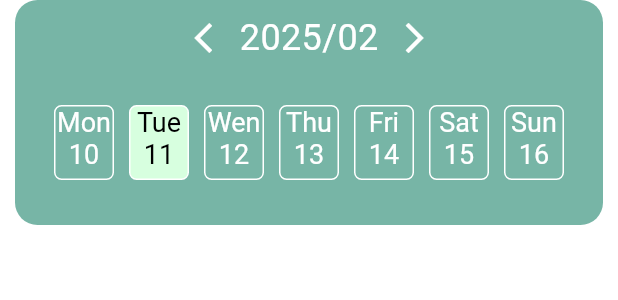
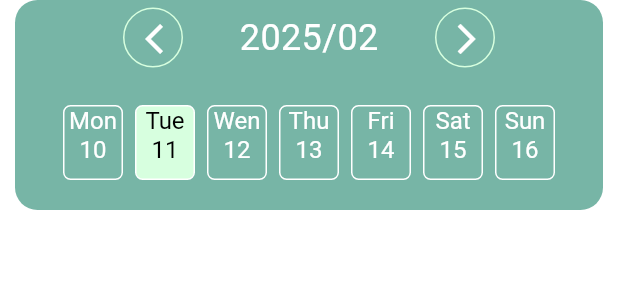
Before and after one commit to mahmoudFawzee/ai_assistant_app, a Flutter app: the CustomCalender widget shown alone on an empty page, opened directly, on a phone screen of 412 x 824 dp. Shown: the top 300 px of the screen. Run offline on Flutter 3.47's test engine with Material 3 defaults, Android fonts, the phone set to English and light mode, and no system bars; our stand-ins replace equatable, flutter_bloc, geolocator, go_router, shared_preferences, sqflite; accounts and stored records are empty; generated files the repository leaves out were written again.

Commit message:
work on tasks filtering and calender animation

```diff
--- a/lib/data/models/tasks/week.dart
+++ b/lib/data/models/tasks/week.dart
@@ -7,6 +7,7 @@ final class Week {
     required this.month,
     required this.days,
   });
+  bool monthMatch(int month) => month == this.month;
   @override
   String toString() {
     return ' month : $month , year : $year , days : $days , nDays : ${days.length}';
--- a/lib/logic/tasks/category_cubit/category_cubit.dart
+++ b/lib/logic/tasks/category_cubit/category_cubit.dart
@@ -13,6 +13,11 @@ class CategoryCubit extends Cubit<CategoryState> {
     emit(GotAllCategoriesState(categories));
   }
 
+  void getSpecificDayCategoriesList(DateTime date) async {
+    final categories = await _categoryService.getCategoriesList(date);
+    emit(GotAllCategoriesState(categories));
+  }
+
   void getCategoriesNamesAndColors() async {
     final categoriesProps = _categoryService.getCategoriesSpec();
     emit(GotCategoriesPropsState(categoriesProps));
--- a/lib/logic/tasks/tasks_bloc/tasks_event.dart
+++ b/lib/logic/tasks/tasks_bloc/tasks_event.dart
@@ -39,10 +39,11 @@ final class GetSpecificDayTasksEvent extends TasksEvent {
 
 final class GetCategoryTasksEvent extends TasksEvent {
   final CategoryEnum category;
-  const GetCategoryTasksEvent(this.category);
+  final DateTime date;
+  const GetCategoryTasksEvent(this.category, this.date);
 
   @override
-  List<Object> get props => [category];
+  List<Object> get props => [category, date];
 }
 
 final class AddTaskEvent extends TasksEvent {
--- a/lib/view/routes/router.dart
+++ b/lib/view/routes/router.dart
@@ -43,14 +43,14 @@ final router = GoRouter(
       },
     ),
     GoRoute(
-      path: '${NewTaskScreen.pageRoute}:/task:/date',
+      path: '${NewTaskScreen.pageRoute}/:task/:date',
       builder: (context, state) {
         final taskParams = state.pathParameters['task'];
         final dateParams = state.pathParameters['date'];
 
-        final task = taskParams == null
+        final task = taskParams == 'null'
             ? null
-            : Task.oneTaskFromJson(json.decode(taskParams));
+            : Task.oneTaskFromJson(json.decode(taskParams!));
         final DateTime? date = dateParams == null
             ? null
             : DateTimeFormatter.dateFromString(dateParams);
--- a/lib/view/screens/home/todo_page.dart
+++ b/lib/view/screens/home/todo_page.dart
@@ -82,6 +82,7 @@ class ToDoScreen extends StatelessWidget {
                             context.read<TasksBloc>().add(
                                   GetCategoryTasksEvent(
                                     category.categoryProps.category,
+                                    _date??DateTime.now(),
                                   ),
                                 );
                           },
--- a/lib/view/widgets/custom_calender.dart
+++ b/lib/view/widgets/custom_calender.dart
@@ -4,18 +4,75 @@ import 'package:ai_assistant_app/view/widgets/custom_day.dart';
 import 'package:flutter/material.dart';
 import 'package:flutter_bloc/flutter_bloc.dart';
 
-class CustomCalender extends StatelessWidget {
+class CustomCalender extends StatefulWidget {
   const CustomCalender({super.key});
-  static DateTime? selectedDate;
+
+  @override
+  State<CustomCalender> createState() => _CustomCalenderState();
+}
+
+class _CustomCalenderState extends State<CustomCalender>
+    with TickerProviderStateMixin {
+  bool goForward = true;
+  late AnimationController _forwardController;
+
+  late Animation<Offset> _forwardAnimation;
+
+  late AnimationController _backwardController;
+
+  late Animation<Offset> _backwardAnimation;
+
+  @override
+  void initState() {
+    super.initState();
+
+    // Initialize the animation controller
+    _forwardController = AnimationController(
+      vsync: this,
+      duration: const Duration(seconds: 1),
+    );
+    _backwardController = AnimationController(
+      vsync: this,
+      duration: const Duration(seconds: 1),
+    );
+
+    // Define the forward animation
+    _forwardAnimation = Tween<Offset>(
+      begin: const Offset(1.0, 0.0), // Start from the right edge
+      end: const Offset(0.0, 0.0), // Move to the center
+    ).animate(CurvedAnimation(
+      parent: _forwardController,
+      curve: Curves.easeInOut,
+    ));
+    // Define the forward animation
+    _backwardAnimation = Tween<Offset>(
+      begin: const Offset(-1.0, 0.0), // Start from the left edge
+      end: const Offset(0.0, 0.0), // Move to the center
+    ).animate(CurvedAnimation(
+      parent: _backwardController,
+      curve: Curves.easeInOut,
+    ));
+
+    // Start the animation
+    _forwardController.forward();
+  }
+
+  @override
+  void dispose() {
+    _forwardController.dispose();
+    _backwardController.dispose();
+    super.dispose();
+  }
+
   @override
   Widget build(BuildContext context) {
     return SizedBox(
-      height: 150,
+      height: 140,
       child: BlocBuilder<CalenderCubit, CalenderState>(
         builder: (context, state) {
           if (state is GotWeekState) {
+            final week = state.week;
 
-            final week = state.week;
             return Container(
               margin: const EdgeInsets.symmetric(horizontal: 10),
               width: double.infinity,
@@ -30,42 +87,69 @@ class CustomCalender extends StatelessWidget {
                   GestureDetector(
                     onHorizontalDragEnd: (details) {
                       if (details.primaryVelocity! < 0) {
+                        goForward = true;
+                        _forwardController.reset();
+                        _forwardController.forward();
                         context.read<CalenderCubit>().nextMonth();
+
                         return;
                       }
+                      goForward = false;
+                      _backwardController.reset();
+                      _backwardController.forward();
                       context.read<CalenderCubit>().preMonth();
                     },
                     child: SizedBox(
                       height: 50,
                       width: double.infinity,
-                      child: Row(
-                        mainAxisAlignment: MainAxisAlignment.center,
+                      child: Stack(
                         children: [
-                          IconButton(
-                            onPressed: () {
-                              context.read<CalenderCubit>().preMonth();
-                            },
-                            icon: const Icon(
-                              Icons.arrow_back_ios_outlined,
-                              size: 24,
-                              color: ColorsManger.white,
-                            ),
-                          ),
-                          Text(
+                          Align(
+                            alignment: Alignment.center,
+                            child: SlideTransition(
+                              position: goForward
+                                  ? _forwardAnimation
+                                  : _backwardAnimation,
+                              child: Text(
                                 '${week.year}/${(week.month).toString().padLeft(2, '0')}',
                                 style: const TextStyle(
                                   color: ColorsManger.white,
                                   fontSize: 24,
                                 ),
                               ),
-                          IconButton(
+                            ),
+                          ),
+                          Align(
+                            alignment: Alignment.center,
+                            child: Row(
+                              mainAxisAlignment: MainAxisAlignment.spaceAround,
+                              children: [
+                                MonthArrow(
+                                    icon: Icons.arrow_back_ios_outlined,
+                                    alignIconToStart: false,
                                     onPressed: () {
+                                      goForward = false;
+                                      _backwardController.reset();
+                                      _backwardController.forward();
+                                      context.read<CalenderCubit>().preMonth();
+                                    }),
+                                const Expanded(
+                                  flex: 3,
+                                  child: SizedBox(
+                                    width: 50,
+                                  ),
+                                ),
+                                MonthArrow(
+                                  alignIconToStart: true,
+                                  icon: Icons.arrow_forward_ios_outlined,
+                                  onPressed: () {
+                                    goForward = true;
+                                    _forwardController.reset();
+                                    _forwardController.forward();
                                     context.read<CalenderCubit>().nextMonth();
                                   },
-                            icon: const Icon(
-                              Icons.arrow_forward_ios_outlined,
-                              size: 24,
-                              color: ColorsManger.white,
+                                ),
+                              ],
                             ),
                           ),
                         ],
@@ -75,22 +159,36 @@ class CustomCalender extends StatelessWidget {
                   const SizedBox(height: 20),
                   SizedBox(
                     height: 50,
+                    width: double.infinity,
                     child: GestureDetector(
                       onHorizontalDragEnd: (details) {
                         if (details.primaryVelocity! < 0) {
+                          goForward = true;
+                          _forwardController.reset();
+                          _forwardController.forward();
                           context.read<CalenderCubit>().nextWeek();
                           return;
                         }
+                        goForward = false;
+                        _backwardController.reset();
+                        _backwardController.forward();
                         context.read<CalenderCubit>().preWeek();
                       },
+                      child: SlideTransition(
+                        position:
+                            goForward ? _forwardAnimation : _backwardAnimation,
+                        child: Center(
                           child: ListView.builder(
                             itemCount: week.days.length,
                             shrinkWrap: true,
+                            physics: const NeverScrollableScrollPhysics(),
                             scrollDirection: Axis.horizontal,
                             itemBuilder: (context, index) {
                               final day = week.days[index];
                               return CustomDay(day: day);
                             },
+                          ),
+                        ),
                       ),
                     ),
                   ),
@@ -104,3 +202,54 @@ class CustomCalender extends StatelessWidget {
     );
   }
 }
+
+class MonthArrow extends StatelessWidget {
+  const MonthArrow({
+    super.key,
+    required this.icon,
+    required this.alignIconToStart,
+    required this.onPressed,
+  });
+  final IconData icon;
+  final bool alignIconToStart;
+  final Function()? onPressed;
+  @override
+  Widget build(BuildContext context) {
+    return Expanded(
+      flex: 2,
+      child: Material(
+        borderRadius: const BorderRadius.all(
+          Radius.circular(15),
+        ),
+        color: ColorsManger.myMessageColor,
+        child: Row(
+          mainAxisAlignment: alignIconToStart
+              ? MainAxisAlignment.start
+              : MainAxisAlignment.end,
+          children: [
+            Container(
+              width: 40,
+              height: 40,
+              alignment: Alignment.center,
+              decoration: BoxDecoration(
+                color: ColorsManger.myMessageColor,
+                border: Border.all(
+                  color: ColorsManger.aiMessageColor,
+                ),
+                shape: BoxShape.circle,
+              ),
+              child: IconButton(
+                onPressed: onPressed,
+                icon: Icon(
+                  icon,
+                  size: 24,
+                  color: ColorsManger.white,
+                ),
+              ),
+            ),
+          ],
+        ),
+      ),
+    );
+  }
+}
--- a/lib/view/widgets/custom_day.dart
+++ b/lib/view/widgets/custom_day.dart
@@ -1,4 +1,5 @@
 import 'package:ai_assistant_app/data/models/tasks/week.dart';
+import 'package:ai_assistant_app/logic/tasks/category_cubit/category_cubit.dart';
 import 'package:ai_assistant_app/logic/tasks/day_decorator_cubit/day_decorator_cubit.dart';
 import 'package:ai_assistant_app/logic/tasks/tasks_bloc/tasks_bloc.dart';
 import 'package:ai_assistant_app/view/theme/color_manger.dart';
@@ -26,9 +27,12 @@ class CustomDay extends StatelessWidget {
             context.read<TasksBloc>().add(
                   GetSpecificDayTasksEvent(day.date),
                 );
+            context
+                .read<CategoryCubit>()
+                .getSpecificDayCategoriesList(day.date);
           },
           child: Container(
-            margin: const EdgeInsets.symmetric(horizontal: 5),
+            margin: const EdgeInsets.symmetric(horizontal: 4),
             width: 40,
             decoration: BoxDecoration(
                 color: selected
@@ -44,7 +48,7 @@ class CustomDay extends StatelessWidget {
               text: TextSpan(
                 style: TextStyle(
                   color: selected ? ColorsManger.black : ColorsManger.white,
-                  fontSize: 18,
+                  fontSize: 16,
                 ),
                 children: [
                   TextSpan(text: '${day.getStringDay()}\n'),
```
Also changed, not shown: lib/data/services/tasks/category_service.dart (+8 -3 lines), lib/logic/tasks/tasks_bloc/tasks_bloc.dart (+14 -11 lines), lib/view/animation/transition_animation.dart (added, +61 -0 lines), lib/view/screens/home/new_task.dart (+10 -9 lines), 1 other file. Lines whose indentation alone changed are shown as unchanged.
